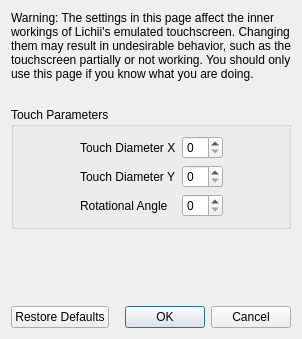
Old version of the form src/lichii/configuration/configure_touchscreen_advanced.ui in the repository ddddng/Lichii.
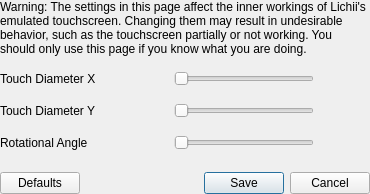
New version of the form.

Commit message: spotlight: touchscreen advanced dialog as a Spotlight card

```diff
--- a/src/lichii/configuration/configure_touchscreen_advanced.ui
+++ b/src/lichii/configuration/configure_touchscreen_advanced.ui
@@ -2,142 +2,197 @@
 <ui version="4.0">
  <class>ConfigureTouchscreenAdvanced</class>
  <widget class="QDialog" name="ConfigureTouchscreenAdvanced">
-  <property name="geometry">
-   <rect>
-    <x>0</x>
-    <y>0</y>
-    <width>298</width>
-    <height>339</height>
-   </rect>
-  </property>
-  <property name="windowTitle">
-   <string>Configure Touchscreen</string>
-  </property>
+  <property name="windowTitle"><string>Configure Touchscreen</string></property>
+  <property name="styleSheet"><string notr="true">QLabel[row="true"] { font: 500 14px "Lexend"; color: #ffffff; }
+QLabel[rowStrong="true"] { font: 600 14px "Lexend"; color: #ffffff; }
+QLabel[sliderLabel="true"] { font: 400 13px "Lexend"; color: #9effffff; }
+QLabel[value="true"] { font: 600 13px "Lexend"; color: #ffffff; }
+QLabel[field="true"] { font: 600 13px "Lexend"; color: #9effffff; }
+QLabel[section="true"] { font: 600 12px "Lexend"; color: #8cffffff; }
+QLabel[hint="true"] { font: 400 12px "Lexend"; color: #9effffff; }
+QLabel[warning="true"] { font: 400 12px "Lexend"; color: #ffd37a; }
+QPushButton[ghost="true"] { font: 600 13px "Lexend"; background: transparent; border: none; border-radius: 18px;
+                            min-height: 36px; max-height: 36px; padding: 0 18px; color: #ffffff; }
+QPushButton[ghost="true"]:hover { background: #14ffffff; }
+QPushButton[outline="true"] { font: 600 13px "Lexend"; background: #1fffffff; border: 1px solid #2effffff;
+                              border-radius: 18px; min-height: 36px; max-height: 36px; padding: 0 18px; color: #ffffff; }
+QPushButton[outline="true"]:hover { background: #2effffff; }
+QPushButton[outline="true"]:disabled { color: #73ffffff; }
+QFrame[bindingRow="true"] { background: #0fffffff; border: 1px solid #14ffffff; border-radius: 12px; }
+QPushButton[chip="true"] { font: 600 12px "Lexend"; background: #1fffffff; border: none; border-radius: 8px;
+                           min-height: 24px; max-height: 24px; padding: 0 8px; color: #ffffff; }
+QPushButton[chip="true"]:hover { background: #2effffff; }
+QLineEdit#tas_path_edit { min-height: 38px; max-height: 38px; border-radius: 12px; padding: 0 14px;
+                          background: #08ffffff; border: 1px solid #14ffffff; font: 500 13px "Lexend"; color: #b8ffffff; }</string></property>
   <layout class="QVBoxLayout" name="verticalLayout">
+   <property name="spacing"><number>20</number></property>
+   <property name="leftMargin"><number>0</number></property>
+   <property name="topMargin"><number>0</number></property>
+   <property name="rightMargin"><number>0</number></property>
+   <property name="bottomMargin"><number>0</number></property>
    <item>
-    <widget class="QLabel" name="label_2">
-     <property name="minimumSize">
-      <size>
-       <width>280</width>
-       <height>0</height>
-      </size>
-     </property>
-     <property name="text">
-      <string>Warning: The settings in this page affect the inner workings of Lichii's emulated touchscreen. Changing them may result in undesirable behavior, such as the touchscreen partially or not working. You should only use this page if you know what you are doing.</string>
-     </property>
-     <property name="wordWrap">
-      <bool>true</bool>
-     </property>
-    </widget>
-   </item>
-   <item>
-    <spacer name="verticalSpacer_2">
-     <property name="orientation">
-      <enum>Qt::Vertical</enum>
-     </property>
-     <property name="sizeType">
-      <enum>QSizePolicy::Fixed</enum>
-     </property>
-     <property name="sizeHint" stdset="0">
-      <size>
-       <width>20</width>
-       <height>20</height>
-      </size>
-     </property>
-    </spacer>
-   </item>
-   <item>
-    <widget class="QGroupBox" name="gridGroupBox">
-     <property name="title">
-      <string>Touch Parameters</string>
-     </property>
-     <layout class="QGridLayout" name="gridLayout">
-      <item row="0" column="0">
-       <spacer name="horizontalSpacer">
-        <property name="orientation">
-         <enum>Qt::Horizontal</enum>
-        </property>
-        <property name="sizeHint" stdset="0">
-         <size>
-          <width>40</width>
-          <height>20</height>
-         </size>
-        </property>
-       </spacer>
-      </item>
-      <item row="1" column="1">
-       <widget class="QLabel" name="label_4">
-        <property name="text">
-         <string>Touch Diameter Y</string>
-        </property>
-       </widget>
-      </item>
-      <item row="0" column="3">
-       <spacer name="horizontalSpacer_2">
-        <property name="orientation">
-         <enum>Qt::Horizontal</enum>
-        </property>
-        <property name="sizeHint" stdset="0">
-         <size>
-          <width>40</width>
-          <height>20</height>
-         </size>
-        </property>
-       </spacer>
-      </item>
-      <item row="0" column="1">
-       <widget class="QLabel" name="label_3">
-        <property name="text">
-         <string>Touch Diameter X</string>
-        </property>
-       </widget>
-      </item>
-      <item row="2" column="1">
-       <widget class="QLabel" name="label_5">
-        <property name="text">
-         <string>Rotational Angle</string>
-        </property>
-       </widget>
-      </item>
-      <item row="0" column="2">
-       <widget class="QSpinBox" name="diameter_x_box"/>
-      </item>
-      <item row="1" column="2">
-       <widget class="QSpinBox" name="diameter_y_box"/>
-      </item>
-      <item row="2" column="2">
-       <widget class="QSpinBox" name="angle_box"/>
-      </item>
-     </layout>
-    </widget>
-   </item>
-   <item>
-    <spacer name="verticalSpacer">
-     <property name="orientation">
-      <enum>Qt::Vertical</enum>
-     </property>
-     <property name="sizeHint" stdset="0">
-      <size>
-       <width>20</width>
-       <height>40</height>
-      </size>
-     </property>
-    </spacer>
+    <layout class="QVBoxLayout" name="rows">
+     <property name="spacing"><number>14</number></property>
+     <property name="leftMargin"><number>0</number></property>
+     <property name="topMargin"><number>0</number></property>
+     <property name="rightMargin"><number>0</number></property>
+     <property name="bottomMargin"><number>0</number></property>
+     <item>
+      <widget class="QLabel" name="label_2">
+       <property name="text"><string>Warning: The settings in this page affect the inner workings of Lichii's emulated touchscreen. Changing them may result in undesirable behavior, such as the touchscreen partially or not working. You should only use this page if you know what you are doing.</string></property>
+       <property name="wordWrap"><bool>true</bool></property>
+       <property name="warning" stdset="0"><bool>true</bool></property>
+       <property name="minimumSize"><size><width>370</width><height>0</height></size></property>
+      </widget>
+     </item>
+     <item>
+      <layout class="QHBoxLayout" name="diameter_x_boxRow">
+       <property name="spacing"><number>12</number></property>
+       <property name="leftMargin"><number>0</number></property>
+       <property name="topMargin"><number>0</number></property>
+       <property name="rightMargin"><number>0</number></property>
+       <property name="bottomMargin"><number>0</number></property>
+       <item>
+        <widget class="QLabel" name="label_3">
+         <property name="text"><string>Touch Diameter X</string></property>
+         <property name="sliderLabel" stdset="0"><bool>true</bool></property>
+         <property name="minimumSize"><size><width>150</width><height>0</height></size></property>
+        </widget>
+       </item>
+       <item>
+        <spacer name="spacer1">
+         <property name="orientation"><enum>Qt::Orientation::Horizontal</enum></property>
+         <property name="sizeType"><enum>QSizePolicy::Policy::Expanding</enum></property>
+         <property name="sizeHint"><size><width>0</width><height>0</height></size></property>
+        </spacer>
+       </item>
+       <item>
+        <widget class="QSlider" name="diameter_x_box">
+         <property name="minimum"><number>0</number></property>
+         <property name="maximum"><number>99</number></property>
+         <property name="orientation"><enum>Qt::Orientation::Horizontal</enum></property>
+         <property name="accessibleName"><string>Touch Diameter X</string></property>
+         <property name="minimumSize"><size><width>140</width><height>18</height></size></property>
+         <property name="maximumSize"><size><width>140</width><height>18</height></size></property>
+        </widget>
+       </item>
+       <item>
+        <widget class="QLabel" name="diameter_x_value">
+         <property name="value" stdset="0"><bool>true</bool></property>
+         <property name="alignment"><set>Qt::AlignmentFlag::AlignRight|Qt::AlignmentFlag::AlignVCenter</set></property>
+         <property name="minimumSize"><size><width>44</width><height>0</height></size></property>
+         <property name="maximumSize"><size><width>44</width><height>16777215</height></size></property>
+        </widget>
+       </item>
+      </layout>
+     </item>
+     <item>
+      <layout class="QHBoxLayout" name="diameter_y_boxRow">
+       <property name="spacing"><number>12</number></property>
+       <property name="leftMargin"><number>0</number></property>
+       <property name="topMargin"><number>0</number></property>
+       <property name="rightMargin"><number>0</number></property>
+       <property name="bottomMargin"><number>0</number></property>
+       <item>
+        <widget class="QLabel" name="label_4">
+         <property name="text"><string>Touch Diameter Y</string></property>
+         <property name="sliderLabel" stdset="0"><bool>true</bool></property>
+         <property name="minimumSize"><size><width>150</width><height>0</height></size></property>
+        </widget>
+       </item>
+       <item>
+        <spacer name="spacer2">
+         <property name="orientation"><enum>Qt::Orientation::Horizontal</enum></property>
+         <property name="sizeType"><enum>QSizePolicy::Policy::Expanding</enum></property>
+         <property name="sizeHint"><size><width>0</width><height>0</height></size></property>
+        </spacer>
+       </item>
+       <item>
+        <widget class="QSlider" name="diameter_y_box">
+         <property name="minimum"><number>0</number></property>
+         <property name="maximum"><number>99</number></property>
+         <property name="orientation"><enum>Qt::Orientation::Horizontal</enum></property>
+         <property name="accessibleName"><string>Touch Diameter Y</string></property>
+         <property name="minimumSize"><size><width>140</width><height>18</height></size></property>
+         <property name="maximumSize"><size><width>140</width><height>18</height></size></property>
+        </widget>
+       </item>
+       <item>
+        <widget class="QLabel" name="diameter_y_value">
+         <property name="value" stdset="0"><bool>true</bool></property>
+         <property name="alignment"><set>Qt::AlignmentFlag::AlignRight|Qt::AlignmentFlag::AlignVCenter</set></property>
+         <property name="minimumSize"><size><width>44</width><height>0</height></size></property>
+         <property name="maximumSize"><size><width>44</width><height>16777215</height></size></property>
+        </widget>
+       </item>
+      </layout>
+     </item>
+     <item>
+      <layout class="QHBoxLayout" name="angle_boxRow">
+       <property name="spacing"><number>12</number></property>
+       <property name="leftMargin"><number>0</number></property>
+       <property name="topMargin"><number>0</number></property>
+       <property name="rightMargin"><number>0</number></property>
+       <property name="bottomMargin"><number>0</number></property>
+       <item>
+        <widget class="QLabel" name="label_5">
+         <property name="text"><string>Rotational Angle</string></property>
+         <property name="sliderLabel" stdset="0"><bool>true</bool></property>
+         <property name="minimumSize"><size><width>150</width><height>0</height></size></property>
+        </widget>
+       </item>
+       <item>
+        <spacer name="spacer3">
+         <property name="orientation"><enum>Qt::Orientation::Horizontal</enum></property>
+         <property name="sizeType"><enum>QSizePolicy::Policy::Expanding</enum></property>
+         <property name="sizeHint"><size><width>0</width><height>0</height></size></property>
+        </spacer>
+       </item>
+       <item>
+        <widget class="QSlider" name="angle_box">
+         <property name="minimum"><number>0</number></property>
+         <property name="maximum"><number>99</number></property>
+         <property name="orientation"><enum>Qt::Orientation::Horizontal</enum></property>
+         <property name="accessibleName"><string>Rotational Angle</string></property>
+         <property name="minimumSize"><size><width>140</width><height>18</height></size></property>
+         <property name="maximumSize"><size><width>140</width><height>18</height></size></property>
+        </widget>
+       </item>
+       <item>
+        <widget class="QLabel" name="angle_value">
+         <property name="value" stdset="0"><bool>true</bool></property>
+         <property name="alignment"><set>Qt::AlignmentFlag::AlignRight|Qt::AlignmentFlag::AlignVCenter</set></property>
+         <property name="minimumSize"><size><width>44</width><height>0</height></size></property>
+         <property name="maximumSize"><size><width>44</width><height>16777215</height></size></property>
+        </widget>
+       </item>
+      </layout>
+     </item>
+    </layout>
    </item>
    <item>
     <layout class="QHBoxLayout" name="horizontalLayout">
+     <property name="spacing"><number>10</number></property>
+     <property name="leftMargin"><number>0</number></property>
+     <property name="topMargin"><number>0</number></property>
+     <property name="rightMargin"><number>0</number></property>
+     <property name="bottomMargin"><number>0</number></property>
      <item>
       <widget class="QPushButton" name="restore_defaults_button">
-       <property name="text">
-        <string>Restore Defaults</string>
-       </property>
+       <property name="text"><string>Defaults</string></property>
+       <property name="ghost" stdset="0"><bool>true</bool></property>
       </widget>
      </item>
+     <item>
+      <spacer name="spacer4">
+       <property name="orientation"><enum>Qt::Orientation::Horizontal</enum></property>
+       <property name="sizeType"><enum>QSizePolicy::Policy::Expanding</enum></property>
+       <property name="sizeHint"><size><width>0</width><height>0</height></size></property>
+      </spacer>
+     </item>
      <item>
       <widget class="QDialogButtonBox" name="buttonBox">
-       <property name="standardButtons">
-        <set>QDialogButtonBox::Cancel|QDialogButtonBox::Ok</set>
-       </property>
+       <property name="standardButtons"><set>QDialogButtonBox::StandardButton::Cancel|QDialogButtonBox::StandardButton::Save</set></property>
       </widget>
      </item>
     </layout>
```
Left out of the diff: 14 changed lines with no effect on the pictures. The commit also changes 2 other files.
